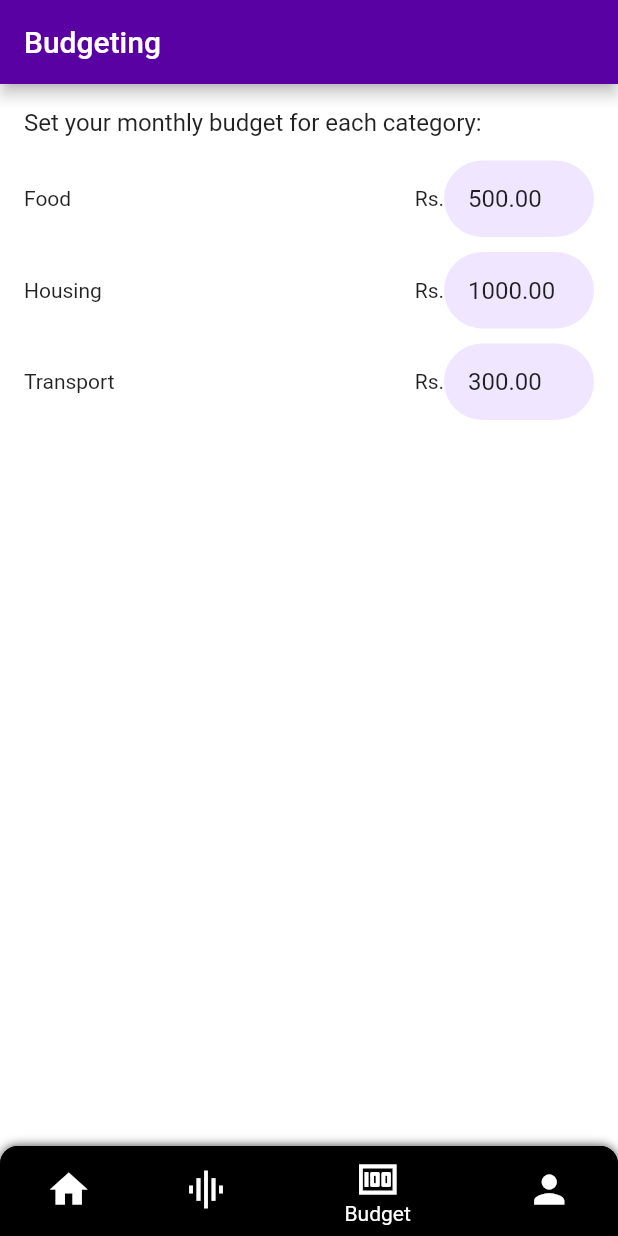
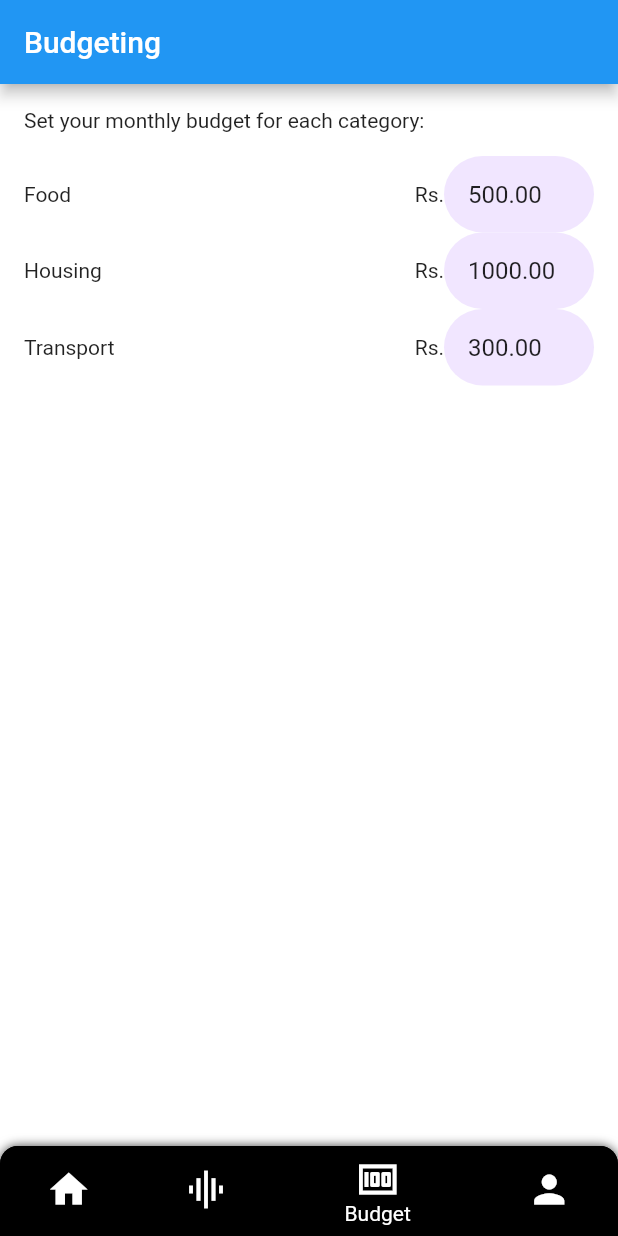
Before and after one commit to Fleonex/jupiter_clone, a Flutter app: the screen it shows once a user with an empty profile is signed in, item 3 of the bottom bar chosen, on a phone screen of 412 x 824 dp. Run offline on Flutter 3.47's test engine with Material 2 defaults, Android fonts, the phone set to English and light mode, and no system bars; our stand-ins replace cloud_firestore, csv, file_picker, firebase_auth, firebase_core, flutter_spinkit and 6 more; missing offline and left inert: dart:ffi, excel; accounts and stored records are empty.

```diff
--- a/lib/screens/Budget/budget.dart
+++ b/lib/screens/Budget/budget.dart
@@ -1,5 +1,4 @@
 import 'package:flutter/material.dart';
-import 'package:jupiter_clone/style/color.dart';
 
 class BudgetingPage extends StatefulWidget {
   const BudgetingPage({Key? key}) : super(key: key);
@@ -19,35 +18,24 @@ class _BudgetingPageState extends State<BudgetingPage> {
     return Scaffold(
       appBar: AppBar(
         title: Text('Budgeting'),
-        backgroundColor: purple,
       ),
       body: Padding(
-        padding: const EdgeInsets.all(16.0),
+        padding: EdgeInsets.all(16.0),
         child: Column(
           crossAxisAlignment: CrossAxisAlignment.start,
           children: [
-            Text('Set your monthly budget for each category:',
-                style: TextStyle(fontSize: 16.0),
-                textAlign: TextAlign.left,
-                overflow: TextOverflow.ellipsis,
-            ),
+            Text('Set your monthly budget for each category:'),
             SizedBox(height: 16.0),
             _buildCategoryBudgetRow('Food', _foodBudget, (value) {
               setState(() {
                 _foodBudget = value as double;
               });
             }),
-            SizedBox(
-              height: 10.0,
-            ),
             _buildCategoryBudgetRow('Housing', _housingBudget, (value) {
               setState(() {
                 _housingBudget = value as double;
               });
             }),
-            SizedBox(
-              height: 10.0,
-            ),
             _buildCategoryBudgetRow('Transport', _transportBudget, (value) {
               setState(() {
                 _transportBudget = value as double;
```
